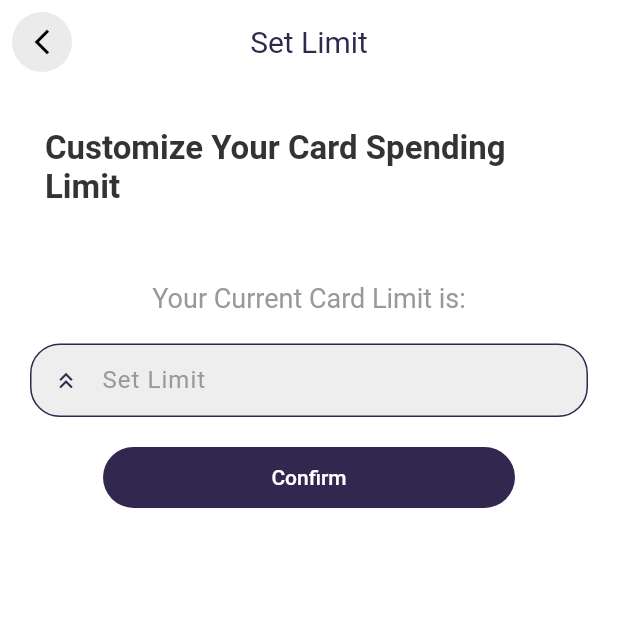
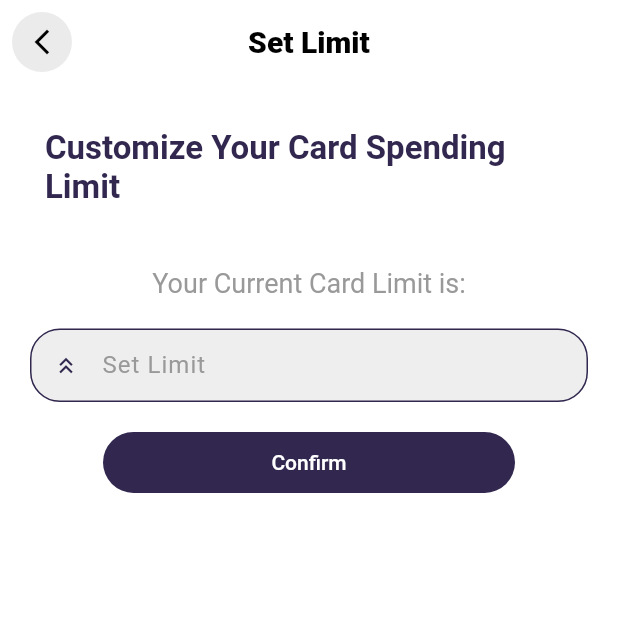
Before and after one commit to MustufaMemon10/PetroCard_app, a Flutter app: the CardLimitScreen screen opened directly, on a phone screen of 412 x 824 dp, the top half of it. Run offline on Flutter 3.47's test engine with Material 2 defaults, Android fonts, the light colour scheme and no system bars; our stand-ins replace animate_do, awesome_notifications, fl_chart, flutter_onboarding_slider, flutter_rating_bar, flutter_screenutil and 7 more; missing offline and left inert: card_loading; accounts and stored records are empty; Roboto replaces fonts that are missing (RobotoMono).

Commit message:
changes done

```diff
--- a/lib/Card/Limit/CardLimitScreen.dart
+++ b/lib/Card/Limit/CardLimitScreen.dart
@@ -75,14 +75,13 @@ class _CardLimitScreenState extends State<CardLimitScreen> {
   }
   @override
   Widget build(BuildContext context) {
-    return SafeArea(
-      child: Stack(
+    return Stack(
       children: [
         Scaffold(
           resizeToAvoidBottomInset: false,
           appBar: AppBar(
             backgroundColor: AppColors.white,
-              title: Text('Set Limit',style: TextStyle(fontWeight: FontWeight.w400,fontSize: 20,color: AppColors.darkPurple),),
+            title: Text('Set Limit',style: TextStyle(fontWeight: FontWeight.w800,fontSize: 20,color: AppColors.black),),
             centerTitle: true,
             shape: RoundedRectangleBorder(
               borderRadius: BorderRadius.vertical(
@@ -120,21 +119,20 @@ class _CardLimitScreenState extends State<CardLimitScreen> {
                             borderRadius: BorderRadius.circular(16.0),
                           ),
                           child: FadeInDown(
-                                duration:Duration(milliseconds: 200),child: Text('Customize Your Card Spending Limit',style: TextStyle(color: AppColors.primaryText,fontSize: 22,fontWeight: FontWeight.w600),))),
+                              duration:Duration(milliseconds: 550),child: Text('Customize Your Card Spending Limit',style: TextStyle(color: AppColors.darkPurple,fontSize: 22,fontWeight: FontWeight.w600),))),
                     SizedBox(height: 20,),
                     Center(
+                      child: Padding(
+                        padding: EdgeInsets.only(bottom: 20.0),
                         child: FadeInDown(
-                          duration:Duration(milliseconds: 300),
-                          child: Container(
-                              padding: const EdgeInsets.all(10),
-                              margin: const EdgeInsets.only(bottom: 10.0),
-                              decoration: BoxDecoration(
-                                borderRadius: BorderRadius.circular(16.0),
-                              ),
-                              child: Text('Your Current Card Limit is:'+cardlimit,style: TextStyle(color: AppColors.secondaryText,fontSize: 18),)),
+                          duration:Duration(milliseconds: 580),
+                          child: Text('Your Current Card Limit is:'+cardlimit,style: TextStyle(color: AppColors.secondaryText,fontSize: 18),),
                         ),
                       ),
-                      TextFormField(
+                    ),
+                    FadeInDown(
+                      duration: Duration(milliseconds: 600),
+                      child: TextFormField(
                         keyboardType: TextInputType.number,
                         controller: _limitController,
                         textInputAction: TextInputAction.next,
@@ -176,10 +174,13 @@ class _CardLimitScreenState extends State<CardLimitScreen> {
                            prefixIcon: Icon(Icons.keyboard_double_arrow_up,color: AppColors.darkPurple,size: 18,)
                         ),
                       ),
+                    ),
                     SizedBox(
                       height: 20.0,
                     ),
                     Center(
+                      child: FadeInDown(
+                        duration: Duration(milliseconds: 650),
                         child: SizedBox(
                           width: 250.w,
                           height: 40.h,
@@ -198,13 +199,13 @@ class _CardLimitScreenState extends State<CardLimitScreen> {
                           ),
                         ),
                       ),
+                    ),
                 ],),
               ),
             ),
           ),
         ),
       ],
-      ),
     );
   }
 }
--- a/lib/Widgets/Home Widget.dart
+++ b/lib/Widgets/Home Widget.dart
@@ -58,7 +58,6 @@ class HomeWidgetState extends State<HomeWidget> {
         else{
           setpreference.setString('dob', responseData['data']['dob'].toString());
           setpreference.setString('gender', responseData['data']['gender'].toString());
-          print(setpreference.getString('gender'));
           setState(() {
             hasCard = true;
             isLoading = false;
--- a/lib/screens/Admin side/Manage_Card_request/Manage_Request.dart
+++ b/lib/screens/Admin side/Manage_Card_request/Manage_Request.dart
@@ -854,7 +854,7 @@ class _ManageRequestsScreenState extends State<ManageRequestsScreen> {
       context: context,
       builder: (BuildContext context) {
         return AlertDialog(
-          title: Text('Select Blocking Reason'),
+          title: Text('Select Rejecting Reason'),
           content: DropdownButtonFormField(
               value: selectedReason,
               items: blockingReasons.map((reason) {
--- a/lib/screens/LoginScreen/LoginPage.dart
+++ b/lib/screens/LoginScreen/LoginPage.dart
@@ -90,7 +90,7 @@ class _LoginPageState extends State<LoginPage> {
         print('Error calling API: $error');
         ScaffoldMessenger.of(context).showSnackBar(
           SnackBar(
-            content: Text('Invalid User and Password'),
+            content: Text('No Internet Connection'),
             duration: Duration(seconds: 2),
             backgroundColor: Colors.red, // Customize background color
           ),
--- a/lib/screens/MainScreens/User_screen.dart
+++ b/lib/screens/MainScreens/User_screen.dart
@@ -42,7 +42,6 @@ class _UserScreenState extends State<UserScreen> {
       final loginUrl = Uri.parse(
           "https://petrocard.000webhostapp.com/API/fetch_cardrequestapi.php?id=$id");
       final response = await http.get(loginUrl);
-
       if (response.statusCode == 200) {
         logindata = jsonDecode(response.body);
         data = logindata['data'];
@@ -91,10 +90,12 @@ class _UserScreenState extends State<UserScreen> {
         email = setpreference.getString('email') ?? '';
         phone = setpreference.getString('phone') ?? '';
         gender = setpreference.getString('gender') ?? '';
+        DOB = setpreference.getString('dob') ?? '';
+        timestamp = setpreference.getString('timestamp') ?? '';
         print('$id');
         print('$phone');
+        print('$DOB');
       });
-      await fetchOtherDetails();
     }
 
   @override
--- a/lib/screens/Profile_screen/Update_profile_screen.dart
+++ b/lib/screens/Profile_screen/Update_profile_screen.dart
@@ -36,6 +36,7 @@ class _UpdateProfileScreenState extends State<UpdateProfileScreen> {
   var logindata;
 
     Future<void> _updateProfile() async {
+      SharedPreferences setpreference = await SharedPreferences.getInstance();
       final form = _formKey.currentState;
       if (form!.validate()) {
         setState(() {
@@ -68,6 +69,9 @@ class _UpdateProfileScreenState extends State<UpdateProfileScreen> {
             });
 
             if (logindata['error'] == false) {
+              setpreference.setString('name', fullNameController.text);
+              setpreference.setString('email', emailController.text);
+              setpreference.setString('phone', _phoneNumberController.text);
               ScaffoldMessenger.of(context).showSnackBar(
                 SnackBar(
                   content: Text(logindata['message'].toString()),
```
Also changed, not shown: lib/Card/Cardsfield.dart (+4 -7 lines), lib/Card/MainCard.dart (+4 -3 lines), lib/screens/MainScreens/CardScreen.dart (+13 -19 lines), lib/screens/MainScreens/HomeScreen.dart (+16 -45 lines), lib/screens/MainScreens/Recharge/Recharge_Screen.dart (+26 -4 lines). Lines whose indentation alone changed are shown as unchanged.
